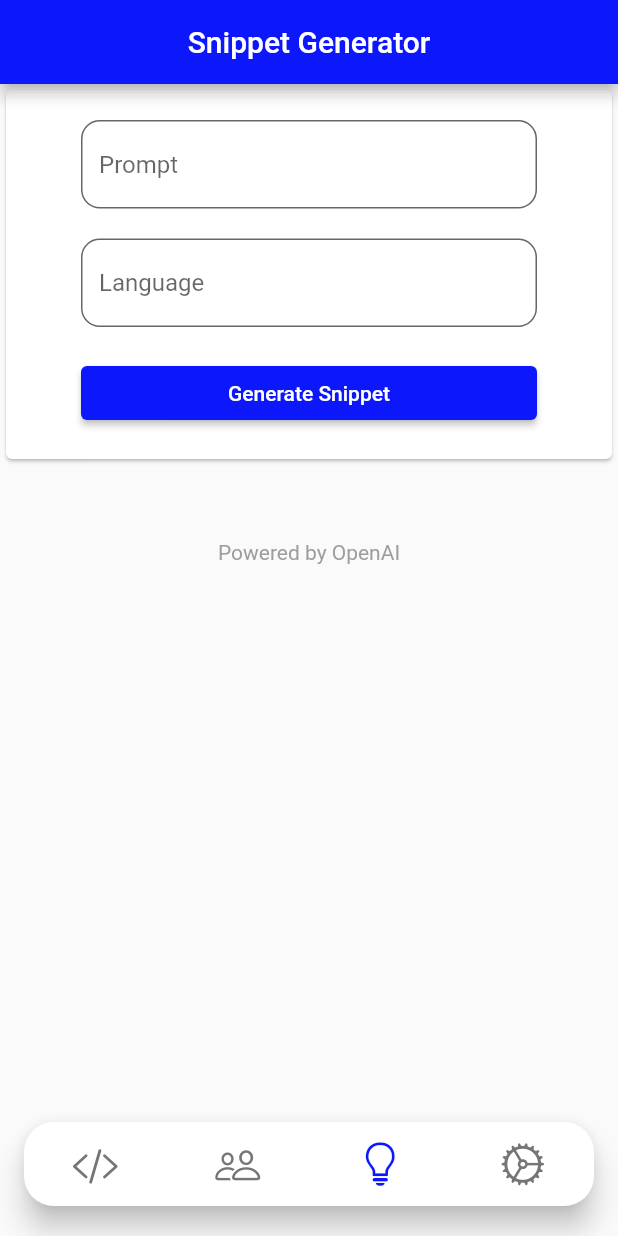
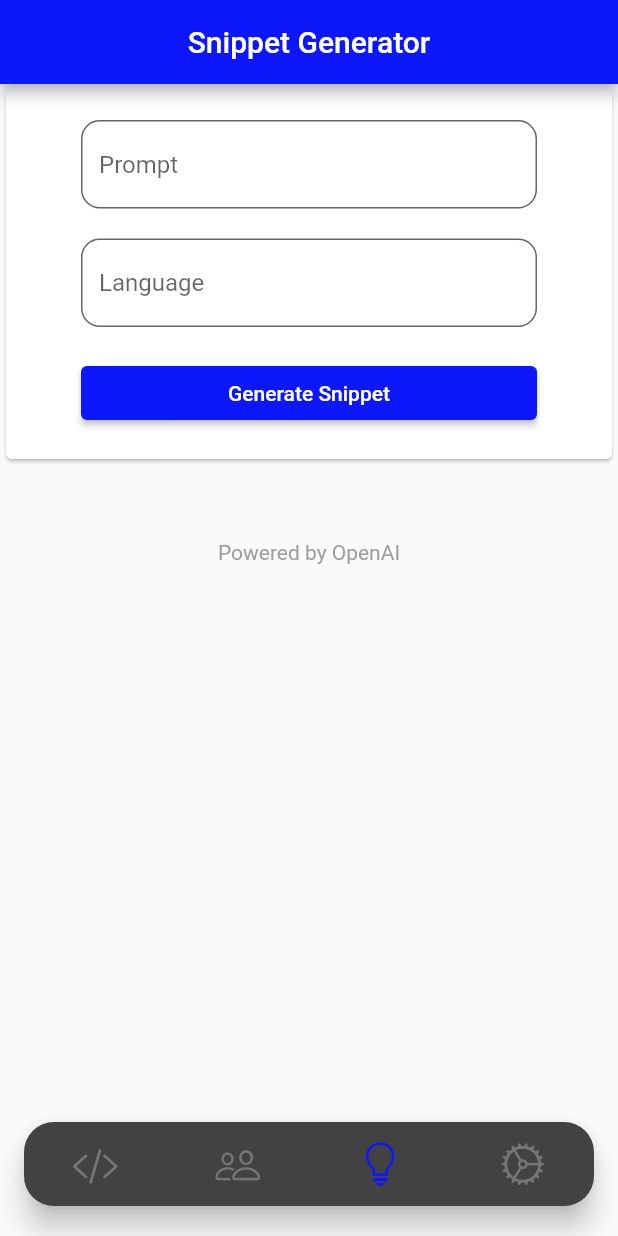
Before and after one commit to devcoolplay/CodeSlice, a Flutter app: the screen it shows once a user with an empty profile is signed in, item 3 of the bottom bar chosen, on a phone screen of 412 x 824 dp. Run offline on Flutter 3.47's test engine with Material 2 defaults, Android fonts, the phone set to English and light mode, and no system bars; drawn by our look-alikes of custom_navigation_bar; our stand-ins replace cloud_firestore, firebase_auth, firebase_core, firebase_messaging, firebase_storage, flutter_highlight and 4 more; missing offline and left inert: flutter_code_editor, flutter_devicon, highlight; accounts and stored records are empty; network calls fail.

Commit message:
Dark theme changes

```diff
--- a/lib/screens/home/home.dart
+++ b/lib/screens/home/home.dart
@@ -20,6 +20,7 @@ import 'package:mobile_app/services/notification.dart';
 import '../../services/auth.dart';
 import '../../services/database.dart';
 import '../../shared/friends_list.dart';
+import '../../themes/dark_theme.dart';
 import 'CommunityTab/community.dart';
 import 'SnippetGeneratorTab/ai.dart';
 import 'package:mobile_app/screens/home/MySnippetsTab/my_snippets.dart';
@@ -284,8 +285,8 @@ class _HomeState extends State<Home> with TickerProviderStateMixin {
         iconSize: 30.0,
         selectedColor: Color(0xff0c18fb),
         strokeColor: Color(0x300c18fb),
-        unSelectedColor: Colors.grey[600],
-        backgroundColor: Colors.white,
+        //unSelectedColor: Colors.grey[600],
+        backgroundColor: darkTheme.secondaryHeaderColor,
         borderRadius: Radius.circular(20.0),
         items: [
           CustomNavigationBarItem(
--- a/lib/themes/dark_theme.dart
+++ b/lib/themes/dark_theme.dart
@@ -8,6 +8,7 @@ ThemeData darkTheme = ThemeData(
     backgroundColor: Colors.black54,
     foregroundColor: Colors.white,
   ),
+  secondaryHeaderColor: Colors.grey[800]!,
   colorScheme: ColorScheme.dark(
     background: Colors.black54,
     primary: Colors.grey[900]!,
```
Also changed, not shown: lib/screens/home/SettingsTab/settings.dart (+8 -1 lines).
